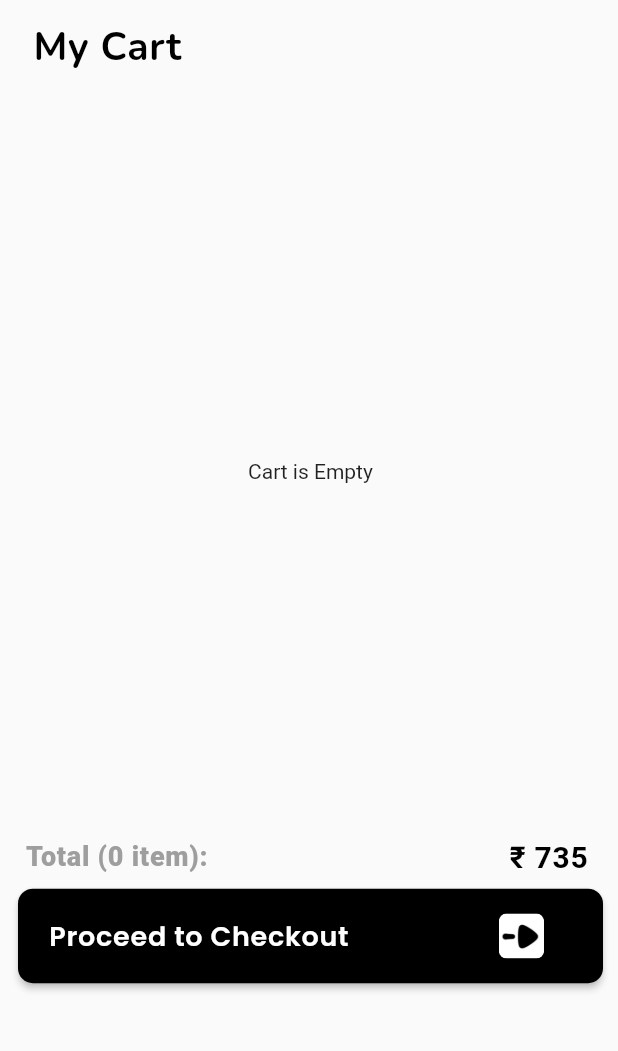
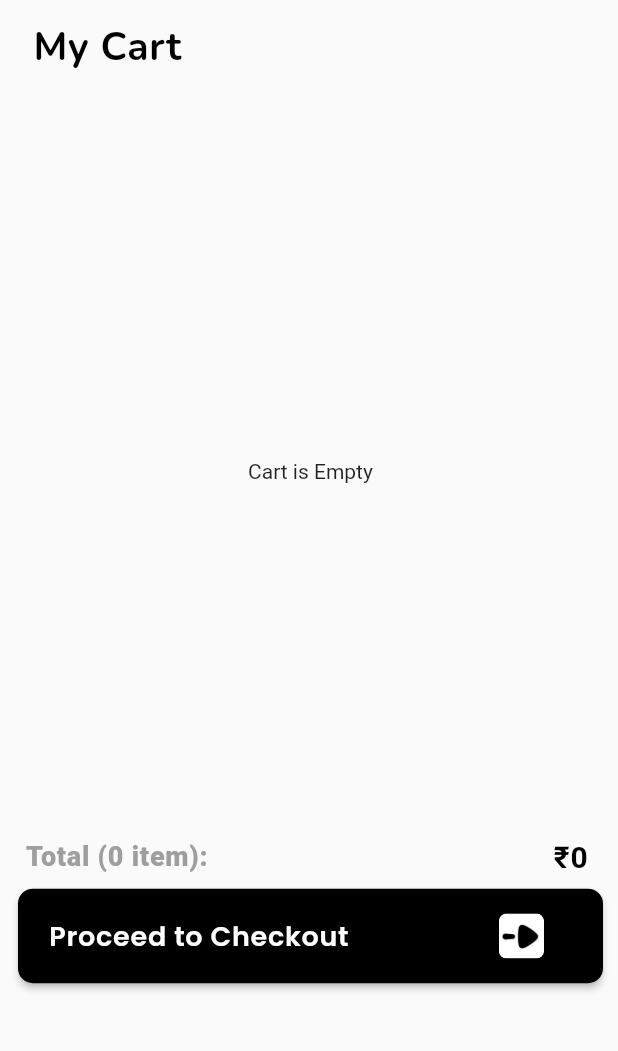
Before and after one commit to iam-Aslam/FashionStore-User, a Flutter app: the ScreenCart screen opened directly, on a phone screen of 412 x 824 dp, the part 84-1135 px from its top. Run offline on Flutter 3.47's test engine with Material 2 defaults, Android fonts, the phone set to English and light mode, and no system bars; our stand-ins replace cloud_firestore, firebase_auth, firebase_core, flutter_slidable, google_fonts, google_nav_bar and 2 more; accounts and stored records are empty.

Commit message:
Cart total finished

```diff
--- a/lib/presentations/cart/cart_screen.dart
+++ b/lib/presentations/cart/cart_screen.dart
@@ -1,24 +1,67 @@
+// ignore_for_file: public_member_api_docs, sort_constructors_first
 // ignore_for_file: must_be_immutable
 import 'dart:developer';
+
 import 'package:cloud_firestore/cloud_firestore.dart';
-import 'package:fashionstore/core/constants.dart';
-import 'package:fashionstore/widgets/main_heading_widget.dart';
 import 'package:firebase_auth/firebase_auth.dart';
 import 'package:flutter/cupertino.dart';
 import 'package:flutter/material.dart';
 import 'package:google_fonts/google_fonts.dart';
+import 'package:intl/intl.dart';
+
+import 'package:fashionstore/core/constants.dart';
+import 'package:fashionstore/widgets/main_heading_widget.dart';
+
 import '../home/widget/Shimmer_widget.dart';
 import 'widgets/cart_widget.dart';
 
-class ScreenCart extends StatelessWidget {
-  ScreenCart({Key? key}) : super(key: key);
+ValueNotifier<num> totalPriceNotifier = ValueNotifier(0);
+ValueNotifier<bool> editNotifier = ValueNotifier(false);
+
+class ScreenCart extends StatefulWidget {
+  const ScreenCart({Key? key}) : super(key: key);
+
+  @override
+  State<ScreenCart> createState() => _ScreenCartState();
+}
+
+class _ScreenCartState extends State<ScreenCart> {
   final GlobalKey<ScaffoldState> _scaffoldKey = GlobalKey<ScaffoldState>();
+  int itemCount = 0;
 
-  int itemCount = 0;
-  // String productName = '';
-  // String productSubname = '';
+  getTotalPrice() async {
+    final String email = FirebaseAuth.instance.currentUser!.email!;
+    QuerySnapshot snap = await FirebaseFirestore.instance
+        .collection('cart')
+        .where('email', isEqualTo: email)
+        .get();
+    totalPrice = 0;
+    if (snap.docs.isNotEmpty) {
+      for (var doc in snap.docs) {
+        int totalprice = doc.get('totalprice') as int;
+        totalPrice += totalprice;
+      }
+      if (mounted) {
+        setState(() {
+          totalPrice;
+        });
+      }
+      totalPriceNotifier.value = totalPrice;
+    }
+  }
+
+  @override
+  void initState() {
+    editNotifier = ValueNotifier(false);
+    getTotalPrice();
+
+    super.initState();
+  }
+
+  int totalPrice = 0;
   @override
   Widget build(BuildContext context) {
+    int tPrice = 0;
     String email = FirebaseAuth.instance.currentUser!.email!;
     var size = MediaQuery.of(context).size;
     var height = size.height;
@@ -65,11 +108,20 @@ class ScreenCart extends StatelessWidget {
                     final List<DocumentSnapshot> documents =
                         snapshot.data!.docs;
                     itemCount = documents.length;
+                    for (var doc in documents) {
+                      int price = doc.get('price');
+                      int quantity = doc.get('quantity');
+                      tPrice += price * quantity;
+                    }
+                    totalPriceNotifier.value = tPrice;
                     return documents.isNotEmpty
                         ? ListView.separated(
                             separatorBuilder: (context, index) => khieght20,
                             itemCount: documents.length,
                             itemBuilder: (context, index) {
+                              //  tPrice = documents[index].get('price') + tPrice;
+                              // Calculate the total price
+
                               return CartWidget(
                                 id: documents[index].get('id'),
                                 productId: documents[index].get('productid'),
@@ -112,16 +164,26 @@ class ScreenCart extends StatelessWidget {
                     ),
                   ),
                   const Spacer(),
-                  Text(
-                    '₹ 735',
+                  ValueListenableBuilder(
+                    valueListenable: totalPriceNotifier,
+                    builder: (context, value, child) {
+                      //int tpPrice = totalPriceNotifier.value; // Get the value from the value notifier
+                      return Text(
+                        "₹${NumberFormat.decimalPattern().format(tPrice)}",
                         style: GoogleFonts.roboto(
                           textStyle: const TextStyle(
                             letterSpacing: .5,
                             fontSize: 20,
                             color: Colors.black,
-                          fontWeight: FontWeight.w700),
+                            fontWeight: FontWeight.w700,
                           ),
                         ),
+                      );
+                    },
+                  ),
+                  // TotalPriceWidget(
+                  //   totalPrice: tPrice,
+                  // ),
                 ],
               ),
             ),
@@ -169,3 +231,32 @@ class ScreenCart extends StatelessWidget {
     ));
   }
 }
+
+// class TotalPriceWidget extends StatelessWidget {
+//   int totalPrice;
+//   TotalPriceWidget({
+//     Key? key,
+//     required this.totalPrice,
+//   }) : super(key: key);
+
+//   @override
+//   Widget build(BuildContext context) {
+//     return ValueListenableBuilder(
+//       valueListenable: totalPriceNotifier,
+//       builder: (context, value, child) {
+//         int tPrice = value; // Get the value from the value notifier
+//         return Text(
+//           "₹${NumberFormat.decimalPattern().format(tPrice)}",
+//           style: GoogleFonts.roboto(
+//             textStyle: const TextStyle(
+//               letterSpacing: .5,
+//               fontSize: 20,
+//               color: Colors.black,
+//               fontWeight: FontWeight.w700,
+//             ),
+//           ),
+//         );
+//       },
+//     );
+//   }
+// }
--- a/lib/presentations/cart/widgets/count_widget.dart
+++ b/lib/presentations/cart/widgets/count_widget.dart
@@ -4,10 +4,10 @@ class CountWidget extends StatefulWidget {
   const CountWidget({super.key});
 
   @override
-  _CountWidgetState createState() => _CountWidgetState();
+  CountWidgetState createState() => CountWidgetState();
 }
 
-class _CountWidgetState extends State<CountWidget> {
+class CountWidgetState extends State<CountWidget> {
   int count = 1; // Initial count value
 
   void reduceCount() {
--- a/pubspec.yaml
+++ b/pubspec.yaml
@@ -45,6 +45,7 @@ dependencies:
   shimmer_animation: ^2.1.0+1
   shared_preferences: ^2.1.2
   flutter_slidable: ^3.0.0
+  intl: ^0.18.1
 
 dev_dependencies:
   flutter_test:
```
Also changed, not shown: lib/model/functions.dart (+22 -0 lines), lib/presentations/cart/widgets/cart_shimmer.dart (added, +106 -0 lines), lib/presentations/cart/widgets/cart_widget.dart (+6 -73 lines), lib/presentations/cart/widgets/quantity_widget.dart (added, +207 -0 lines), pubspec.lock. Lines whose indentation alone changed are shown as unchanged.
